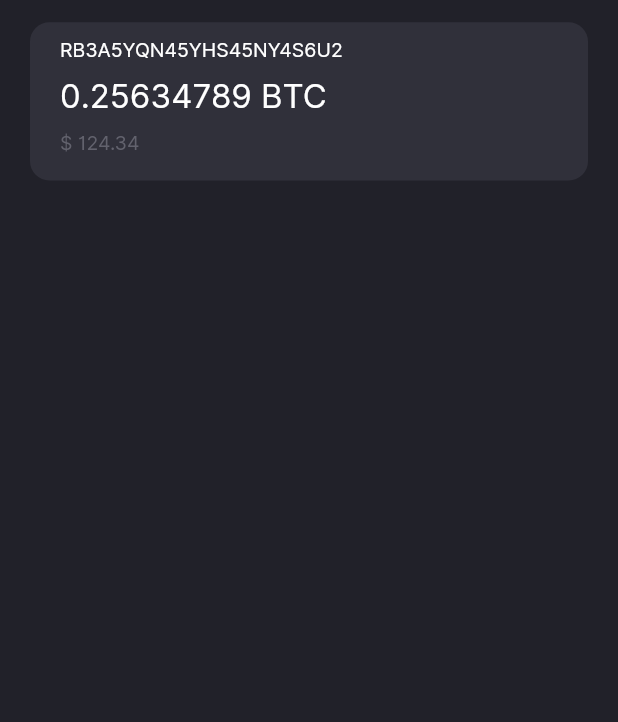
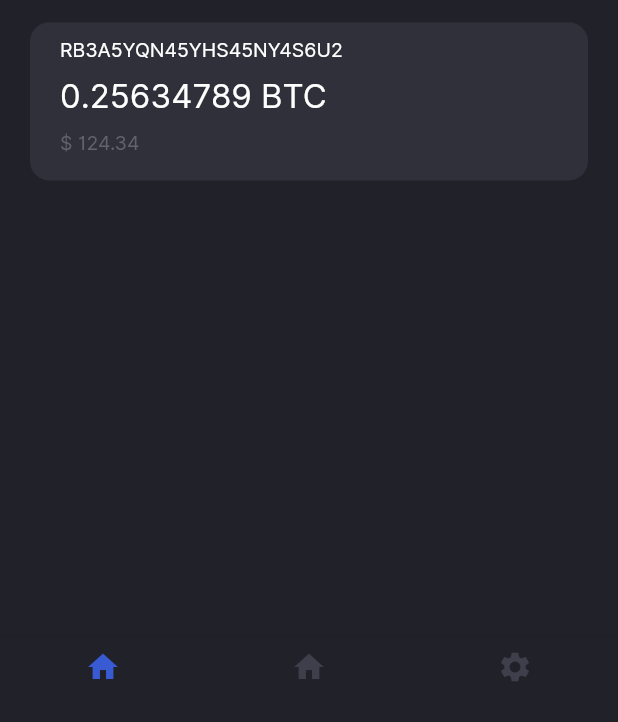
Before and after one commit to CryptonStudio/cryptokeeper-mobile-app, a Flutter app: the screen it shows after launch, on a phone screen of 412 x 824 dp, the part 514-1236 px from its top. Run offline on Flutter 3.47's test engine with Material 2 defaults, Android fonts, the phone set to English and light mode, and no system bars; drawn by our look-alikes of flutter_slidable; our stand-ins replace bloc, flutter_bloc, flutter_secure_storage, flutter_svg, modal_bottom_sheet.

Commit message:
bottom app bar added

```diff
--- a/lib/UI/home_page/home_page.dart
+++ b/lib/UI/home_page/home_page.dart
@@ -19,6 +19,7 @@ class _HomepageState extends State<Homepage>
 
   @override
   void initState() {
+
     tabController = TabController(length: 3, vsync: this);
     _scrollViewController = ScrollController(initialScrollOffset: 0.0);
     super.initState();
@@ -81,7 +82,7 @@ class _HomepageState extends State<Homepage>
                           duration: Duration(milliseconds: 300),
                           expand: true,
                           context: context,
-                          builder: (context) => myBar(context),
+                          builder: (context) => filtrationExpanded(context),
                         ),
                         child: Align(
                           alignment: Alignment.bottomRight,
@@ -138,9 +139,8 @@ class _HomepageState extends State<Homepage>
       ),
     );
   }
-}
 
-Widget myBar(BuildContext context) {
+  Widget filtrationExpanded(BuildContext context) {
     return Scaffold(
       body: Padding(
         padding: const EdgeInsets.symmetric(horizontal: 20),
@@ -250,91 +250,4 @@ Widget myBar(BuildContext context) {
       ),
     );
   }
-
-// BottomNavigationBar(
-//   onTap: onTabTapped,
-//   items: [
-//     BottomNavigationBarItem(
-//       title: Text('Profile'),
-//       icon: Icon(
-//         Icons.home,
-//       ),
-//     ),
-//     BottomNavigationBarItem(
-//       title: Text('Profile'),
-//       icon: Icon(
-//         Icons.home,
-//       ),
-//     ),
-//     BottomNavigationBarItem(
-//       title: Text('Profile'),
-//       icon: Icon(
-//         Icons.home,
-//       ),
-//     ),
-//   ],
-// ),
-
-// body: DefaultTabController(
-// length: 3,
-// child: Column(
-// children: [
-// Padding(
-// padding: const EdgeInsets.only(top: 40, right: 20, left: 20),
-// child: Row(
-// crossAxisAlignment: CrossAxisAlignment.start,
-// mainAxisAlignment: MainAxisAlignment.start,
-// children: [
-// Padding(
-// padding: const EdgeInsets.only(top: 30),
-// child: Text(
-// "Home",
-// style: TextStyle(
-// color: CustomColors.white,
-// fontSize: 34,
-// ),
-// ),
-// ),
-// Expanded(
-// child: Align(
-// alignment: Alignment.topRight,
-// child: SvgPicture.asset("assets/svg/setting.svg"),
-// ),
-// ),
-// ],
-// ),
-// ),
-// Padding(
-// padding: const EdgeInsets.symmetric(horizontal: 20, vertical: 15),
-// child: Container(
-// decoration: BoxDecoration(
-// color: Color(0xFF385AD3),
-// borderRadius: BorderRadius.circular(8),
-// ),
-// child: TabBar(
-// indicatorSize: TabBarIndicatorSize.tab,
-// indicator: BoxDecoration(
-// color: CustomColors.scaffoldBackgroundColor,
-// borderRadius: BorderRadius.circular(8),
-// border: Border.all(
-// color: Color(0xFF385AD3),
-// width: 3,
-// ),
-// ),
-// tabs: tabs,
-// ),
-// ),
-// ),
-// Expanded(
-// child: TabBarView(
-// physics: NeverScrollableScrollPhysics(),
-// children: [
-// AllPage(),
-// AcceptedPage(),
-// DecLinedPage(),
-// ],
-// ),
-// ),
-//
-// ],
-// ),
+}
--- a/lib/UI/settings_page/settings_page.dart
+++ b/lib/UI/settings_page/settings_page.dart
@@ -1,5 +1,4 @@
 import 'package:ck_login/constants.dart';
-import 'package:ck_login/UI/widgets/custom_switch.dart';
 import 'package:flutter/cupertino.dart';
 import 'package:flutter/material.dart';
 import 'package:flutter_svg/flutter_svg.dart';
--- a/lib/main.dart
+++ b/lib/main.dart
@@ -1,11 +1,10 @@
-import 'package:ck_login/UI/PIN_code_page/PIN_code_page.dart';
 import 'package:ck_login/UI/home_page/home_page.dart';
-import 'package:ck_login/UI/login_page/login_page.dart';
-import 'package:ck_login/UI/transaction_details_page/transaction_details_page.dart';
 import 'package:ck_login/constants.dart';
 import 'package:flutter/material.dart';
 
+import 'UI/home_page/home_page.dart';
 import 'UI/settings_page/settings_page.dart';
+import 'constants.dart';
 
 void main() {
   runApp(MyApp());
@@ -20,18 +19,19 @@ class MyApp extends StatelessWidget {
       theme: ThemeData(
         fontFamily: 'Inter',
         scaffoldBackgroundColor: CustomColors.scaffoldBackgroundColor,
+        primaryColor: Color(0xFF385AD3),
         primaryColorBrightness: Brightness.light,
-
         tabBarTheme: TabBarTheme(
           labelColor: CustomColors.white,
-          labelStyle:
-          TextStyle(fontSize: 16),
+          labelStyle: TextStyle(fontSize: 16),
           unselectedLabelColor: CustomColors.white.withOpacity(0.55),
-
-          unselectedLabelStyle:
-          TextStyle(fontSize: 16),
+          unselectedLabelStyle: TextStyle(fontSize: 16),
           indicatorSize: TabBarIndicatorSize.label,
           indicator: BoxDecoration(border: Border()),
+        ),
+        bottomAppBarTheme: BottomAppBarTheme(
+          color: CustomColors.scaffoldBackgroundColor,
+          elevation: 0,
         ),
       ),
       home: MyHomePage(title: 'Flutter Demo Home Page'),
@@ -48,8 +48,85 @@ class MyHomePage extends StatefulWidget {
 }
 
 class _MyHomePageState extends State<MyHomePage> {
+
+
+  PageController pageController;
+  int currentPageIndex = 0;
+
+  @override
+  void initState() {
+    pageController = PageController();
+    super.initState();
+  }
+
+
   @override
   Widget build(BuildContext context) {
-    return Homepage() ;
+    return Scaffold(
+      body: PageView(
+        physics: NeverScrollableScrollPhysics(),
+        controller: pageController,
+        children: <Widget>[
+          Homepage(),
+          Homepage(),
+          SettingsPage(),
+        ],
+      ),
+      bottomNavigationBar: _bottomNavigationBar(),
+    );
+  }
+
+  Widget _bottomNavigationBar() {
+    return Column(
+      mainAxisSize: MainAxisSize.min,
+      children: <Widget>[
+        BottomNavigationBar(
+          type: BottomNavigationBarType.fixed,
+          backgroundColor: Theme.of(context).bottomAppBarTheme.color,
+          currentIndex: currentPageIndex,
+          items: [
+            BottomNavigationBarItem(
+              title: Container(),
+              icon: Icon(
+                Icons.home,
+                color: Color(0xFF3F3F4B),
+              ),
+              activeIcon: Icon(
+                Icons.home,
+                color: Color(0xFF385AD3),
+              ),
+            ),
+            BottomNavigationBarItem(
+              title: Container(),
+              icon: Icon(
+                Icons.home,
+                color: Color(0xFF3F3F4B),
+              ),
+              activeIcon: Icon(
+                Icons.home,
+                color: Color(0xFF385AD3),
+              ),
+            ),
+            BottomNavigationBarItem(
+              title: Container(),
+              icon: Icon(
+                Icons.settings,
+                color: Color(0xFF3F3F4B),
+              ),
+              activeIcon: Icon(
+                Icons.settings,
+                color: Color(0xFF385AD3),
+              ),
+            ),
+          ],
+          onTap: (int) {
+            setState(() {
+              currentPageIndex = int;
+              pageController.jumpToPage(int);
+            });
+          },
+        ),
+      ],
+    );
   }
 }
```
Also changed, not shown: 4 other files. Lines whose indentation alone changed are shown as unchanged.
